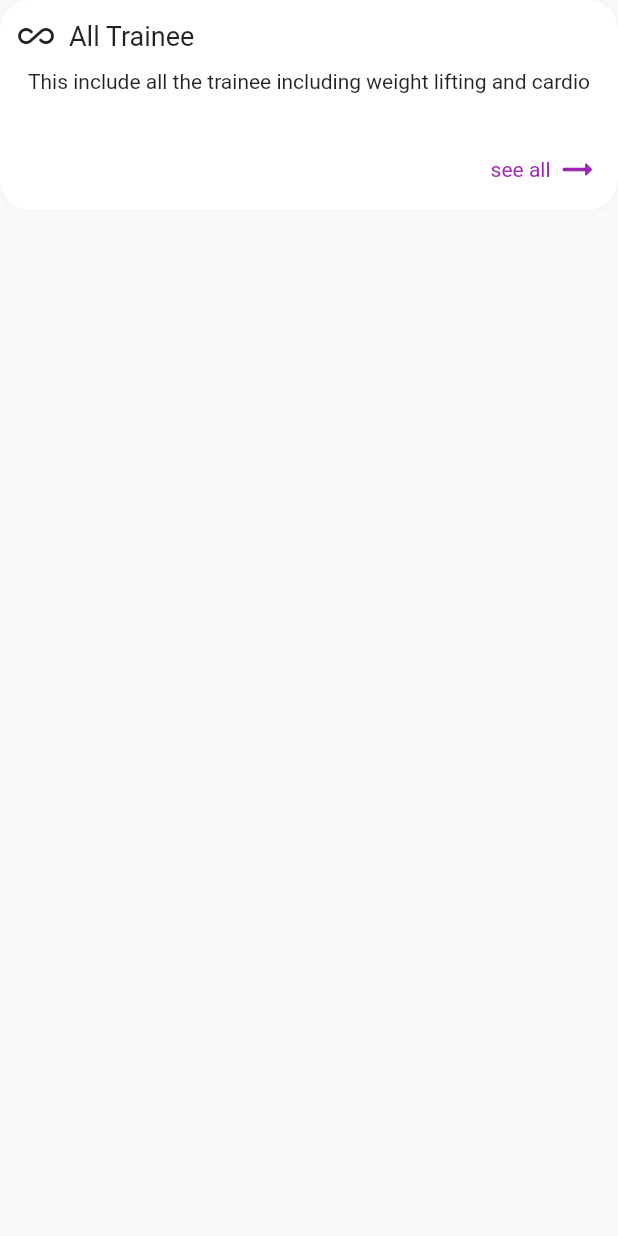
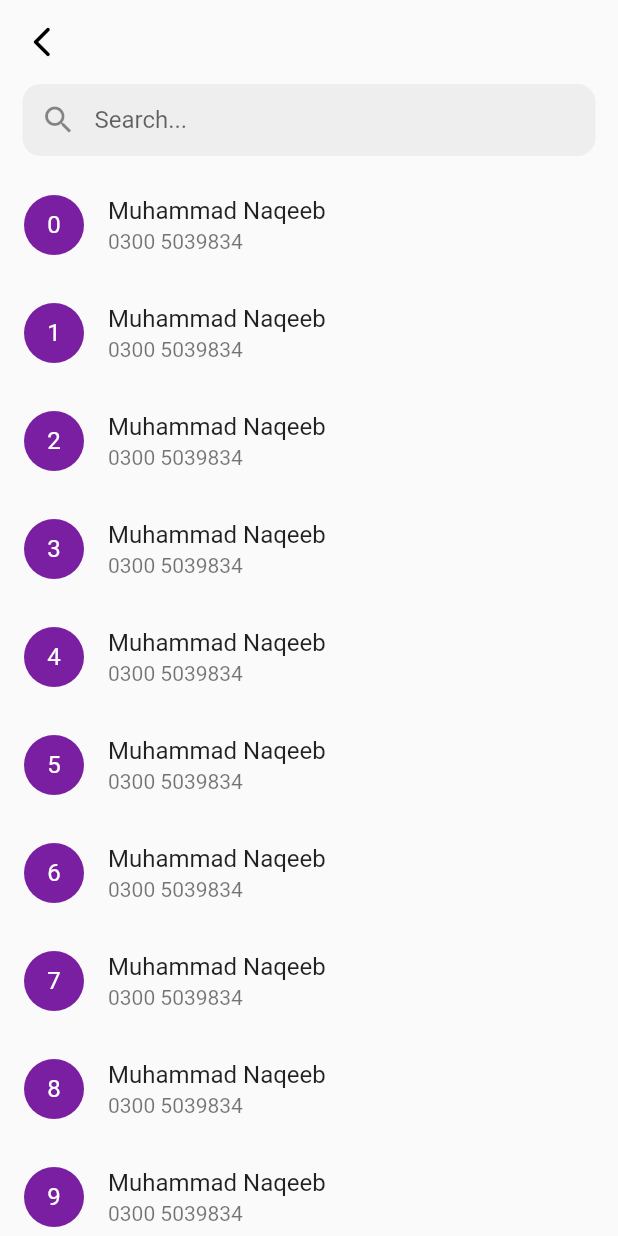
Before and after one commit to muhammadnaqeeb/Gym-App, a Flutter app: the ViewAllTraineeCard widget shown alone on an empty page, opened directly, after a tap on "All Trainee", on a phone screen of 412 x 824 dp. Run offline on Flutter 3.47's test engine with Material 2 defaults, Android fonts, the phone set to English and light mode, and no system bars; our stand-ins replace flutter_styled_toast, syncfusion_flutter_charts.

Commit message:
view all student screen

```diff
--- /dev/null
+++ b/lib/view/screens/all_trainee_screen.dart
@@ -0,0 +1,71 @@
+import 'package:flutter/material.dart';
+
+import '../../constants/constants.dart';
+
+class ViewAllTraineeScreen extends StatelessWidget {
+  ViewAllTraineeScreen({super.key});
+  final TextEditingController searchController = TextEditingController();
+  @override
+  Widget build(BuildContext context) {
+    return Scaffold(
+      appBar: AppBar(
+        backgroundColor: Colors.transparent,
+        elevation: 0,
+        leading: GestureDetector(
+          child: const Icon(
+            Icons.arrow_back_ios_new_rounded,
+            color: Colors.black,
+          ),
+          onTap: () => Navigator.pop(context),
+        ),
+      ),
+      body: Column(
+        children: [
+          Padding(
+            padding: const EdgeInsets.symmetric(vertical: 0, horizontal: 15),
+            child: TextField(
+              onChanged: (value) {},
+              //controller: searchController,
+              decoration: InputDecoration(
+                enabledBorder: OutlineInputBorder(
+                  borderSide: const BorderSide(color: Colors.transparent),
+                  borderRadius: BorderRadius.circular(12.0),
+                ),
+                hintText: 'Search...',
+                focusedBorder: OutlineInputBorder(
+                  borderSide: const BorderSide(color: Colors.transparent),
+                  borderRadius: BorderRadius.circular(12.0),
+                ),
+                prefixIcon: const Icon(Icons.search),
+                filled: true,
+                fillColor: Colors.grey[200],
+                contentPadding: const EdgeInsets.symmetric(
+                  vertical: 12.0,
+                  horizontal: 16.0,
+                ),
+              ),
+            ),
+          ),
+          const SizedBox(
+            height: 10,
+          ),
+          Expanded(
+            child: ListView.builder(
+              itemCount: 30,
+              itemBuilder: (context, index) {
+                return ListTile(
+                  leading: CircleAvatar(
+                    child: Text(index.toString()),
+                  ),
+                  title: const Text("Muhammad Naqeeb"),
+                  subtitle: const Text("0300 5039834"),
+                  onTap: () {},
+                );
+              },
+            ),
+          )
+        ],
+      ),
+    );
+  }
+}
--- a/lib/view/widgets/register_trainee_card.dart
+++ b/lib/view/widgets/register_trainee_card.dart
@@ -52,7 +52,7 @@ class RegisterTraineeCard extends StatelessWidget {
         Navigator.push(
           context,
           MaterialPageRoute(
-            builder: (context) => RegisterNewTraineeScreen(),
+            builder: (context) => const RegisterNewTraineeScreen(),
           ),
         );
       },
--- a/lib/view/widgets/view_all_trainee_card.dart
+++ b/lib/view/widgets/view_all_trainee_card.dart
@@ -1,4 +1,5 @@
 import 'package:flutter/material.dart';
+import 'package:gym_registration/view/screens/all_trainee_screen.dart';
 
 import '../../constants/constants.dart';
 
@@ -62,7 +63,12 @@ class ViewAllTraineeCard extends StatelessWidget {
         ),
       ),
       onTap: () {
-        print('View all trainee click');
+        Navigator.push(
+          context,
+          MaterialPageRoute(
+            builder: (context) => ViewAllTraineeScreen(),
+          ),
+        );
       },
     );
   }
```
